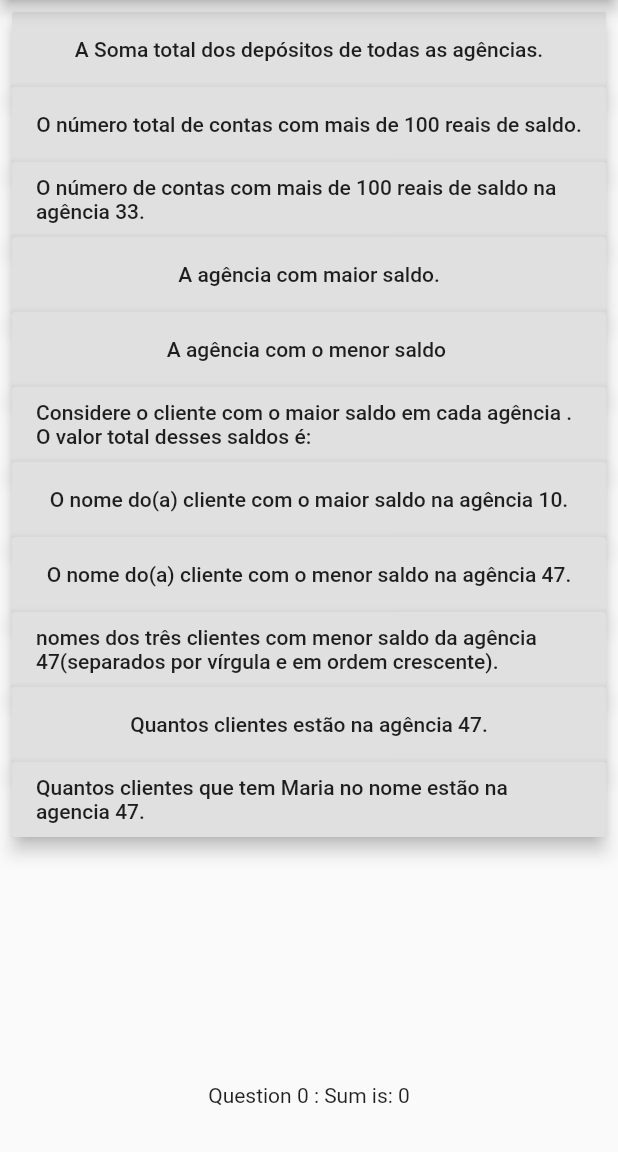
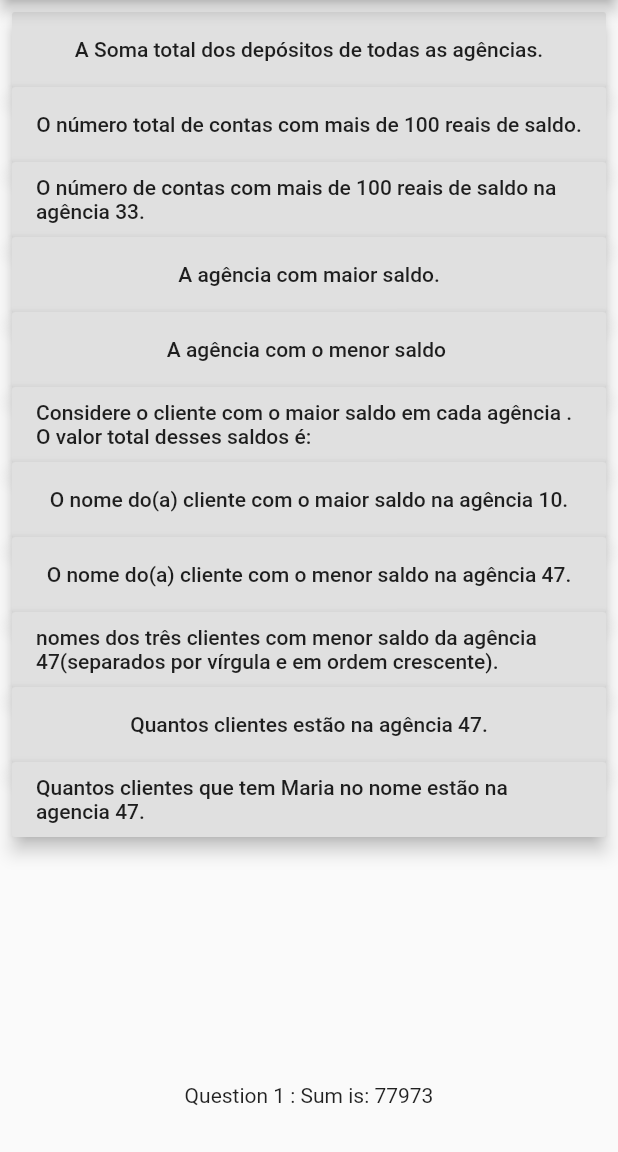
Before and after one commit to y-melo/igti-desafio1, a Flutter app: the screen it shows after launch, after a tap on "A Soma total dos depósitos de todas as a", on a phone screen of 412 x 824 dp, the part 84-1236 px from its top. Run offline on Flutter 3.47's test engine with Material 2 defaults, Android fonts, the phone set to English and light mode, and no system bars.

Commit message:
working all anwsers

```diff
--- a/lib/objects/answer.dart
+++ b/lib/objects/answer.dart
@@ -855,135 +855,168 @@ class Answer {
 
   String giveAnswer() {
     StringBuffer answer = new StringBuffer();
-    answer.write("Question " + this.selectHandler.toString() + " : ");
+    answer.write("Question " + (this.selectHandler + 1).toString() + " : ");
     switch (this.selectHandler) {
       case 0:
-        var balanceSum = 0;
+        // A Soma total dos depósitos de todas as agências.
+        var balanceSum = accountsJson.fold(
+            0, (previousValue, element) => previousValue + element['balance']);
         answer.write("Sum is: " + balanceSum.toString());
         break;
       case 1:
         var result = 0;
-        result = accountsJson
+        accountsJson
             .where((element) => element['balance'] >= 100)
-            .reduce((value, element) => result += 1);
-
-        // accountsJson.forEach((element) {
-        //   if (element['balance'] >= 100) {
-        //     result += 1;
-        //   }
-        // });
-        // print("NEW > " +
-        //     accountsJson
-        //         .where((element) => element['balance'] >= 100)
-        //         .reduce((value, element) => result += 1)
-        //         .toString());
-        // print("OLD >" + result.toString());
-        answer.write("Num of Acc qt \$100 is: " + result.toString());
+            .forEach((element) {
+          result += 1;
+        });
+        answer.write("Accounts with \$100 or more :\n" + result.toString());
         break;
       case 2:
         var result = 0;
 
-        result = accountsJson
+        accountsJson
             .where((element) => element['agencia'] == 33)
-            .reduce((value, element) => result += 1);
-        // accountsJson.forEach((element) {
-        //   if (element['agencia'] == 33 && element['balance'] >= 100) {
-        //     result += 1;
-        //   }
-        // });
-        answer.write("Num of Acc Ag 33 qt \$100 is: " + result.toString());
+            .where((element) => element['balance'] >= 100)
+            .forEach((element) => result += 1);
+
+        answer.write("Accounts at ag33 qt \$100 : " + result.toString());
         break;
       case 3:
-        var result = 0;
-        var biggest = 0;
-        accountsJson.forEach((element) {
-          if (biggest < element['balance']) {
-            biggest = element['balance'];
-            result = element['agencia'];
-          }
-        });
+        // Agency with biggest balance
+        var result = getAgencyBalance().reversed.toList()[0];
         answer.write("Ag with more \$ :" + result.toString());
         break;
       case 4:
-        var result = 0;
-        var lowest = accountsJson[0]['balance'];
-        accountsJson.forEach((element) {
-          if (lowest > element['balance']) {
-            lowest = element['balance'];
-            result = element['agencia'];
-          }
-        });
+        var result = getAgencyBalance()[0];
         answer.write("Ag with less \$ :" + result.toString());
         break;
       case 5:
         // soma dos clientes com maior saldo
         var result;
         var listOfAgencies = [];
-        var mapBiggestBalance = [];
+        var biggest = 0;
+        var biggestBalances = [];
         accountsJson.forEach((element) {
           listOfAgencies.add(element['agencia']);
         });
-        // accountsJson.forEach((element) {
-        //   if (mapBiggestBalance.contains(element['agencia'])) {
-        //     // updata
-        //     mapBiggestBalance.up
-        //   } else {
-        //     mapBiggestBalance
-        //         .add({'ag': element['agencia'], 'balance': element['balance']});
-        //   }
-        // });
-        // mapBiggestBalance
-        //     .add({'ag': element['agencia'], 'balance': element['balance']});
-        // result = listOfAgencies.toSet().toList();
-        result = mapBiggestBalance.toString();
-        answer.write("..." + result.toString());
+        // listOfAgencies = listOfAgencies.toSet().toList();
+        listOfAgencies.toSet().toList().forEach((agency) {
+          biggest = 0;
+          accountsJson
+              .where((element) => element['agencia'] == agency)
+              .forEach((element) {
+            if (biggest < element['balance']) {
+              biggest = element['balance'];
+            }
+          });
+          biggestBalances.add({'agency': agency, 'biggestBalance': biggest});
+        });
+
+        result = biggestBalances.fold(
+            0, (prev, element) => prev + element['biggestBalance']);
+        answer.write("Sum of all Biggest balance " + result.toString());
         break;
       case 6:
-        var balanceSum = 0;
-        accountsJson.forEach((element) {
-          balanceSum += element['balance'];
+        //O nome do(a) cliente com o maior saldo na agência 10.
+        var result = "";
+        var biggest = 0;
+        accountsJson
+            .where((account) => account['agencia'] == 10)
+            .forEach((element) {
+          if (biggest < element['balance']) {
+            biggest = element['balance'];
+            result = element['name'];
+          }
         });
-        answer.write("Not Implemented Yet." + balanceSum.toString());
+        answer.write("Richest client at ag10: " + result);
         break;
       case 7:
-        var balanceSum = 0;
-        accountsJson.forEach((element) {
-          balanceSum += element['balance'];
+        // O nome do(a) cliente com o menor saldo na agência 47.
+        var result = "";
+        var lowest = accountsJson
+            .where((element) => element['agencia'] == 47)
+            .toList()[0]['balance'];
+        accountsJson
+            .where((account) => account['agencia'] == 47)
+            .forEach((element) {
+          if (lowest > element['balance']) {
+            lowest = element['balance'];
+            result = element['name'];
+          }
         });
-        answer.write("Not Implemented Yet." + balanceSum.toString());
+
+        answer.write("Poorest Client at ag47: " + result.toString());
         break;
       case 8:
-        var balanceSum = 0;
-        accountsJson.forEach((element) {
-          balanceSum += element['balance'];
+        // nomes dos três clientes com menor saldo da agência 47(separados por vírgula e em ordem crescente).
+        var preresultList = [];
+        var resultList = [];
+
+        var name = "";
+        var lowest = accountsJson
+            .where((account) => account['agencia'] == 47)
+            .toList()[0]['balance'];
+        var tempList =
+            accountsJson.where((account) => account['agencia'] == 47).toList();
+        tempList.forEach((element) {
+          preresultList.add({
+            'name': element['name'],
+            'agency': element['agencia'],
+            'balance': element['balance']
+          });
         });
-        answer.write("Not Implemented Yet." + balanceSum.toString());
+        // Sort by balance
+        preresultList.sort((a, b) => a['balance'].compareTo(b['balance']));
+        // Sort by name
+        // preresultList.sort((a, b) => a['name'].compareTo(b['name']));
+        preresultList.take(3).forEach((element) {
+          resultList.add(element['name']);
+        });
+        answer.write(
+            "Lowest Balance clients at ag47: \n " + resultList.toString());
         break;
       case 9:
-        var balanceSum = 0;
-        accountsJson.forEach((element) {
-          balanceSum += element['balance'];
-        });
-        answer.write("Not Implemented Yet." + balanceSum.toString());
+        // Quantos clientes estão na agência 47.
+        var result =
+            accountsJson.where((element) => element['agencia'] == 47).length;
+        //     .forEach((element) {
+        //   result += 1;
+        // });
+
+        answer.write("Clients at Ag47: " + result.toString());
         break;
       case 10:
-        var balanceSum = 0;
-        accountsJson.forEach((element) {
-          balanceSum += element['balance'];
-        });
-        answer.write("Not Implemented Yet." + balanceSum.toString());
-        break;
-      case 11:
-        var balanceSum = 0;
-        accountsJson.forEach((element) {
-          balanceSum += element['balance'];
-        });
-        answer.write("Not Implemented Yet." + balanceSum.toString());
+        var result = accountsJson
+            .where((element) => element['agencia'] == 47)
+            .where((element) =>
+                element['name'].toLowerCase().contains('Maria'.toLowerCase()))
+            .length;
+        answer.write("Clients with name Maria at ag47 :\n" + result.toString());
         break;
       default:
     }
 
     return answer.toString();
+  }
+
+  List<dynamic> getAgencyBalance() {
+    var listOfAgencies = [];
+    var tempAmmount = 0;
+    var agencyBalance = [];
+    accountsJson.forEach((element) {
+      listOfAgencies.add(element['agencia']);
+    });
+    listOfAgencies.toSet().toList().forEach((agency) {
+      tempAmmount = 0;
+      accountsJson
+          .where((element) => element['agencia'] == agency)
+          .forEach((element) => tempAmmount += element['balance']);
+
+      agencyBalance.add({'agency': agency, 'balance': tempAmmount});
+    });
+    agencyBalance.sort((a, b) => a['balance'].compareTo(b['balance']));
+    return agencyBalance;
   }
 
   Future<List> getAccounts() async {
```
